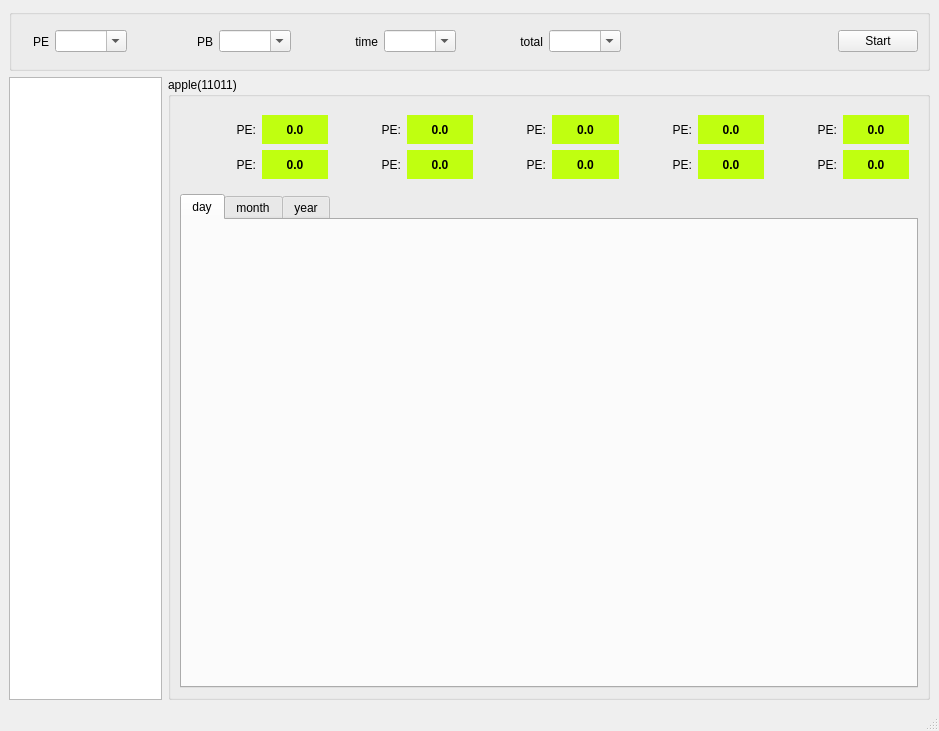
Qt form stock_analysis/stock_analysis.ui (EricChenC/stock_analysis) before a commit.
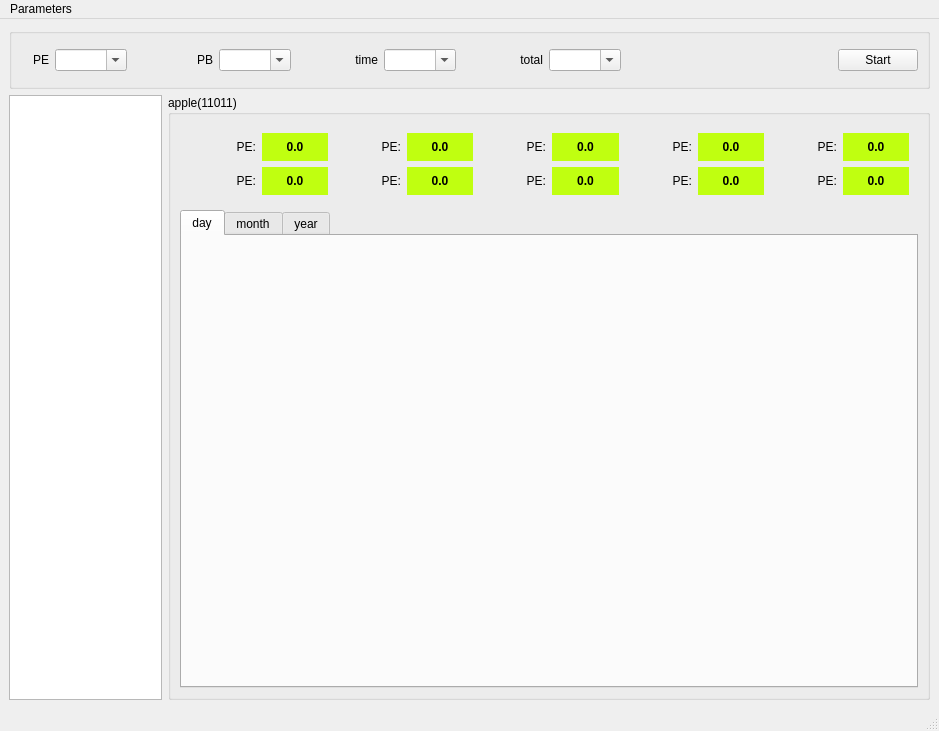
The same form after that commit.

Commit message: first filter stock list

Diff of the .ui file:
```diff
--- a/stock_analysis/stock_analysis.ui
+++ b/stock_analysis/stock_analysis.ui
@@ -574,6 +574,16 @@
      <height>21</height>
     </rect>
    </property>
+   <widget class="QMenu" name="menuParament_List">
+    <property name="title">
+     <string>Parameters</string>
+    </property>
+    <addaction name="actionPE"/>
+    <addaction name="actionPB"/>
+    <addaction name="actionTime"/>
+    <addaction name="actiontotal"/>
+   </widget>
+   <addaction name="menuParament_List"/>
   </widget>
   <widget class="QStatusBar" name="statusbar"/>
  </widget>
```
Left out of the diff: 35 changed lines with no effect on the pictures. The commit also changes 4 other files.
